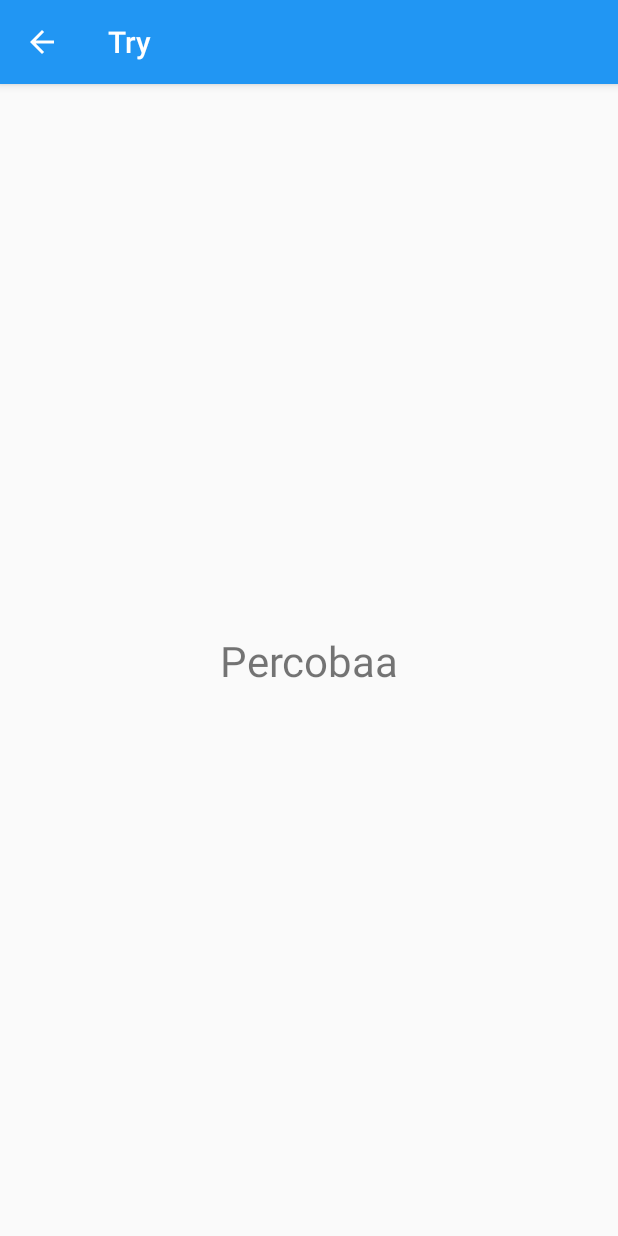
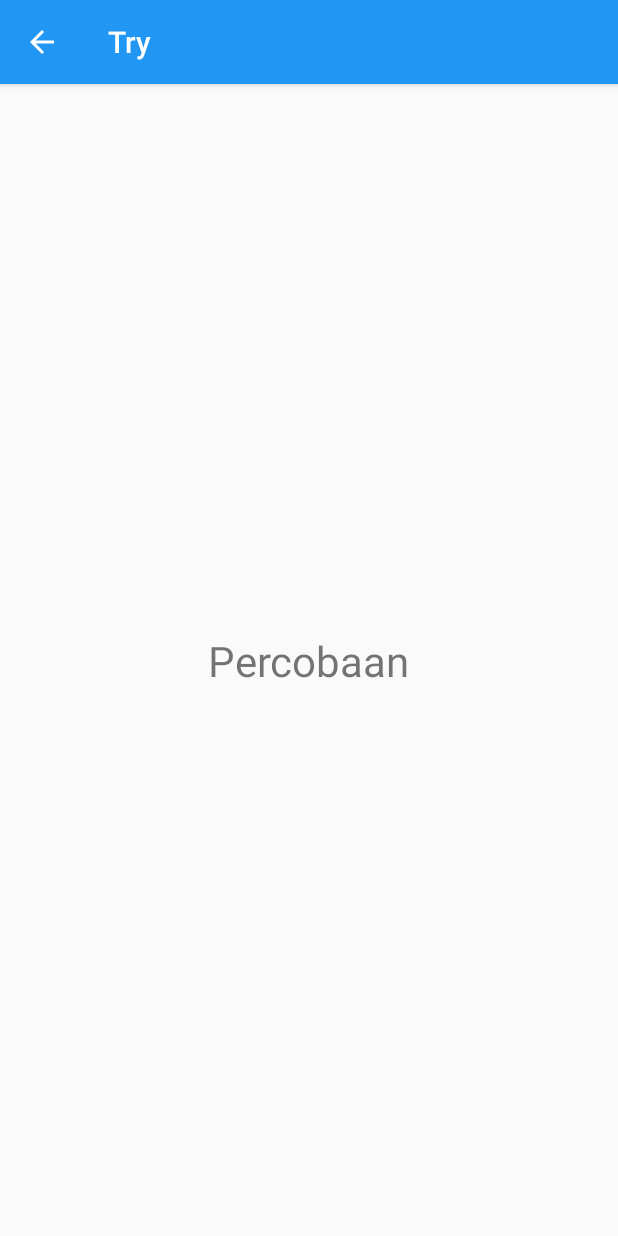
Before and after one commit to anantyan/NavigationJetpack, an Android app: the TryActivity screen opened directly, with no data from a screen before it, on a phone screen of 412 x 824 dp. Run offline under Robolectric (Android 15) with nearby library versions, the phone set to English and light mode, and no system bars.

Commit message:
Second upload

```diff
--- a/app/src/main/java/com/tutorial/navigation/view/activity/TryActivity.kt
+++ b/app/src/main/java/com/tutorial/navigation/view/activity/TryActivity.kt
@@ -1,13 +1,19 @@
 package com.tutorial.navigation.view.activity
 
+import android.annotation.SuppressLint
+import android.content.Intent
 import androidx.appcompat.app.AppCompatActivity
 import android.os.Bundle
 import androidx.navigation.NavController
+import androidx.navigation.navArgs
 import com.tutorial.navigation.databinding.ActivityTryBinding
+import com.tutorial.navigation.model.DataModel
+import java.lang.IllegalArgumentException
 
 class TryActivity : AppCompatActivity() {
 
     private lateinit var binding: ActivityTryBinding
+    private lateinit var dataModel: DataModel
 
     override fun onCreate(savedInstanceState: Bundle?) {
         super.onCreate(savedInstanceState)
@@ -16,6 +22,14 @@ class TryActivity : AppCompatActivity() {
 
         supportActionBar?.title = "Try"
         supportActionBar?.setDisplayHomeAsUpEnabled(true)
+
+        val intent = intent
+        if(intent.hasExtra("DATA_MODEL")) {
+            dataModel = getIntent().getParcelableExtra("DATA_MODEL")
+            binding.textView.text = dataModel.name.trim()
+        } else {
+            binding.textView.text = "Percobaan"
+        }
     }
 
     override fun onSupportNavigateUp(): Boolean {
--- a/app/src/main/java/com/tutorial/navigation/view/fragment/ChooseRecipientFragment.kt
+++ b/app/src/main/java/com/tutorial/navigation/view/fragment/ChooseRecipientFragment.kt
@@ -5,9 +5,11 @@ import android.view.LayoutInflater
 import android.view.View
 import android.view.ViewGroup
 import android.widget.Toast
+import androidx.core.os.bundleOf
 import androidx.fragment.app.Fragment
 import androidx.navigation.NavController
 import androidx.navigation.Navigation
+import com.tutorial.navigation.R
 import com.tutorial.navigation.databinding.FragmentChooseRecipientBinding
 import com.tutorial.navigation.model.DataModel
 
@@ -31,7 +33,7 @@ class ChooseRecipientFragment : Fragment() {
         binding.btnSave.setOnClickListener {
             val name: String = binding.inputName.text.toString().trim()
             if(!name.isEmpty()) {
-                dataModel = DataModel(name, null)
+                dataModel = DataModel(name, "")
                 navController.navigate(ChooseRecipientFragmentDirections.actionChooseRecipientFragmentToSpecifyAmountFragment(dataModel))
             } else {
                 Toast.makeText(activity, "Requred field!", Toast.LENGTH_SHORT).show()
--- a/app/src/main/java/com/tutorial/navigation/view/fragment/ConfirmFragment.kt
+++ b/app/src/main/java/com/tutorial/navigation/view/fragment/ConfirmFragment.kt
@@ -7,6 +7,9 @@ import android.view.LayoutInflater
 import android.view.View
 import android.view.ViewGroup
 import android.widget.Toast
+import androidx.navigation.NavController
+import androidx.navigation.Navigation
+import androidx.navigation.fragment.navArgs
 
 import com.tutorial.navigation.R
 import com.tutorial.navigation.databinding.FragmentConfirmBinding
@@ -14,7 +17,7 @@ import com.tutorial.navigation.databinding.FragmentConfirmBinding
 class ConfirmFragment : Fragment() {
 
     private lateinit var binding: FragmentConfirmBinding
-    private lateinit var args: ConfirmFragmentArgs
+    private val args: ConfirmFragmentArgs by navArgs()
 
     override fun onCreateView(
         inflater: LayoutInflater, container: ViewGroup?,
@@ -26,7 +29,6 @@ class ConfirmFragment : Fragment() {
 
     override fun onViewCreated(view: View, savedInstanceState: Bundle?) {
         super.onViewCreated(view, savedInstanceState)
-        args = arguments?.let { ConfirmFragmentArgs.fromBundle(it) }!!
         Toast.makeText(activity, args.dataModel.toString().trim(), Toast.LENGTH_LONG).show()
     }
 }
--- a/app/src/main/res/layout/activity_try.xml
+++ b/app/src/main/res/layout/activity_try.xml
@@ -10,7 +10,7 @@
         android:id="@+id/textView"
         android:layout_width="wrap_content"
         android:layout_height="wrap_content"
-        android:text="Percobaa"
+        android:text="Percobaan"
         android:textSize="28sp"
         app:layout_constraintBottom_toBottomOf="parent"
         app:layout_constraintEnd_toEndOf="parent"
```
Also changed, not shown: app/src/main/java/com/tutorial/navigation/model/DataModel.kt (+4 -4 lines), app/src/main/java/com/tutorial/navigation/view/fragment/SpecifyAmountFragment.kt (+20 -2 lines), app/src/main/res/navigation/nav_graph.xml (+9 -0 lines), 1 other file.
